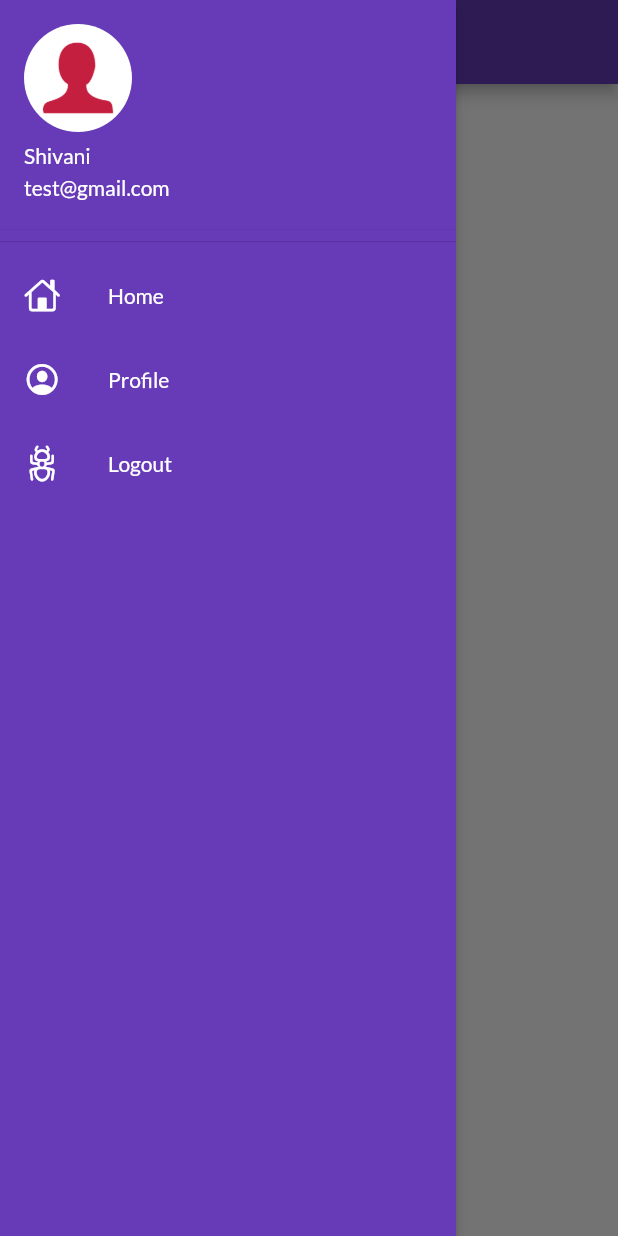
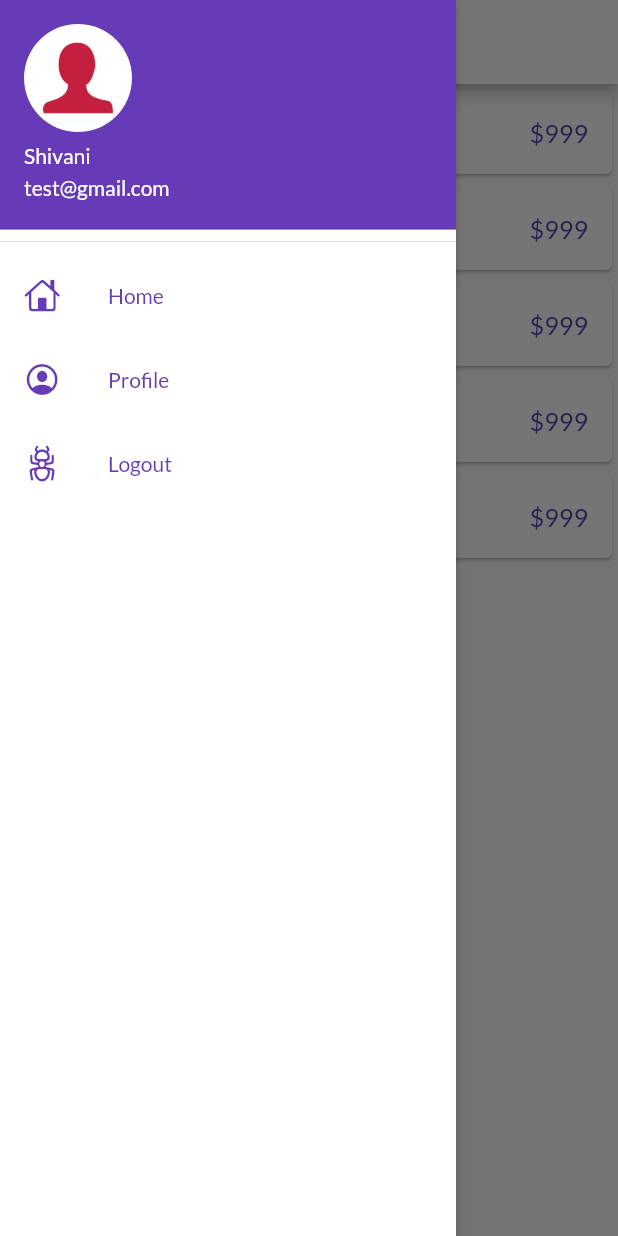
Before and after one commit to shivanimangla13/FirstFlutterApp, a Flutter app: the screen it shows after launch, with the side drawer open, on a phone screen of 412 x 824 dp. Run offline on Flutter 3.47's test engine with Material 2 defaults, Android fonts, the phone set to English and light mode, and no system bars; our stand-ins replace google_fonts.

Commit message:
added list in home page

```diff
--- a/lib/Pages/home_page.dart
+++ b/lib/Pages/home_page.dart
@@ -1,22 +1,43 @@
+import 'dart:math';
 import 'dart:ui';
 
+import 'package:first_application/models/catalogue.dart';
 import 'package:first_application/widgets/drawer.dart';
+import 'package:first_application/widgets/items_widget.dart';
 import 'package:flutter/material.dart';
 
 class Homepage extends StatelessWidget {
   const Homepage({Key? key}) : super(key: key);
-
+  void ListItemTapped() {}
   @override
   Widget build(BuildContext context) {
+    final dummyList = List.generate(5, (index) => Items.list[0]);
     int a = 30;
     return Scaffold(
       appBar: AppBar(
-        title: const Text("NETFLIX"),
-        titleTextStyle: const TextStyle(fontWeight: FontWeight.bold),
+        title: const Text(
+          "Catalogue App",
+          textScaleFactor: 1.2,
+        ),
+        backgroundColor: Colors.white,
+        titleTextStyle:
+            const TextStyle(fontWeight: FontWeight.bold, color: Colors.black),
+        foregroundColor: Colors.black,
       ),
-      body: Container(
-        child: Center(child: Text("test $a application" + a.toString())),
-        color: Colors.transparent,
+      body: ListView.builder(
+        itemBuilder: (context, index) => Card(
+          child: (ListTile(
+            leading: Image.asset("assets/images/iPhone.jpg"),
+            title: Text(dummyList[index].name),
+            trailing: Text(
+              "\$${dummyList[index].price.toString()}",
+              style: const TextStyle(color: Colors.deepPurple),
+              textScaleFactor: 1.2,
+            ),
+            onTap: ListItemTapped,
+          )),
+        ),
+        itemCount: dummyList.length,
       ),
       drawer: const MyDrawer(),
     );
--- /dev/null
+++ b/lib/models/catalogue.dart
@@ -0,0 +1,18 @@
+class Catalogue {
+  final num id;
+  final String name;
+  final String description;
+  final num price;
+  final String image;
+
+  Catalogue(this.id, this.name, this.description, this.price, this.image);
+}
+
+class Items {
+  static List<Catalogue> list = [
+    Catalogue(1, "iPhone 12", "Apple product", 999, ""),
+    Catalogue(1, "iPhone 13", "Apple product", 999, ""),
+    Catalogue(1, "iPhone 12 Pro", "Apple product", 999, ""),
+    Catalogue(1, "iPhone 13 Pro", "Apple product", 999, ""),
+  ];
+}
--- a/lib/widgets/drawer.dart
+++ b/lib/widgets/drawer.dart
@@ -9,7 +9,7 @@ class MyDrawer extends StatelessWidget {
     return Drawer(
       elevation: 3.0,
       child: Container(
-        color: Colors.deepPurple,
+        color: Colors.white,
         child: ListView(
           // ignore: prefer_const_literals_to_create_immutables
           children: [
@@ -25,26 +25,26 @@ class MyDrawer extends StatelessWidget {
             const ListTile(
               leading: Icon(
                 CupertinoIcons.home,
-                color: Colors.white,
+                color: Colors.deepPurple,
               ),
               title: Text("Home"),
-              textColor: Colors.white,
+              textColor: Colors.deepPurple,
             ),
             const ListTile(
               leading: Icon(
                 CupertinoIcons.profile_circled,
-                color: Colors.white,
+                color: Colors.deepPurple,
               ),
               title: Text("Profile"),
-              textColor: Colors.white,
+              textColor: Colors.deepPurple,
             ),
             const ListTile(
               leading: Icon(
                 CupertinoIcons.ant,
-                color: Colors.white,
+                color: Colors.deepPurple,
               ),
               title: Text("Logout"),
-              textColor: Colors.white,
+              textColor: Colors.deepPurple,
             )
           ],
         ),
--- /dev/null
+++ b/lib/widgets/items_widget.dart
@@ -0,0 +1,13 @@
+import 'package:flutter/material.dart';
+
+import '../models/catalogue.dart';
+
+class ItemsWidget extends StatelessWidget {
+  final Catalogue item;
+  const ItemsWidget({Key? key, required this.item}) : super(key: key);
+
+  @override
+  Widget build(BuildContext context) {
+    return ListTile();
+  }
+}
--- /dev/null
+++ b/lib/widgets/themes.dart
@@ -0,0 +1,8 @@
+import 'package:flutter/material.dart';
+import 'package:google_fonts/google_fonts.dart';
+
+class MyTheme {
+  static ThemeData darkTheme = ThemeData(
+      primarySwatch: Colors.deepPurple,
+      fontFamily: GoogleFonts.lato().fontFamily);
+}
```
Also changed, not shown: assets/images/iPhone.jpg (added).
